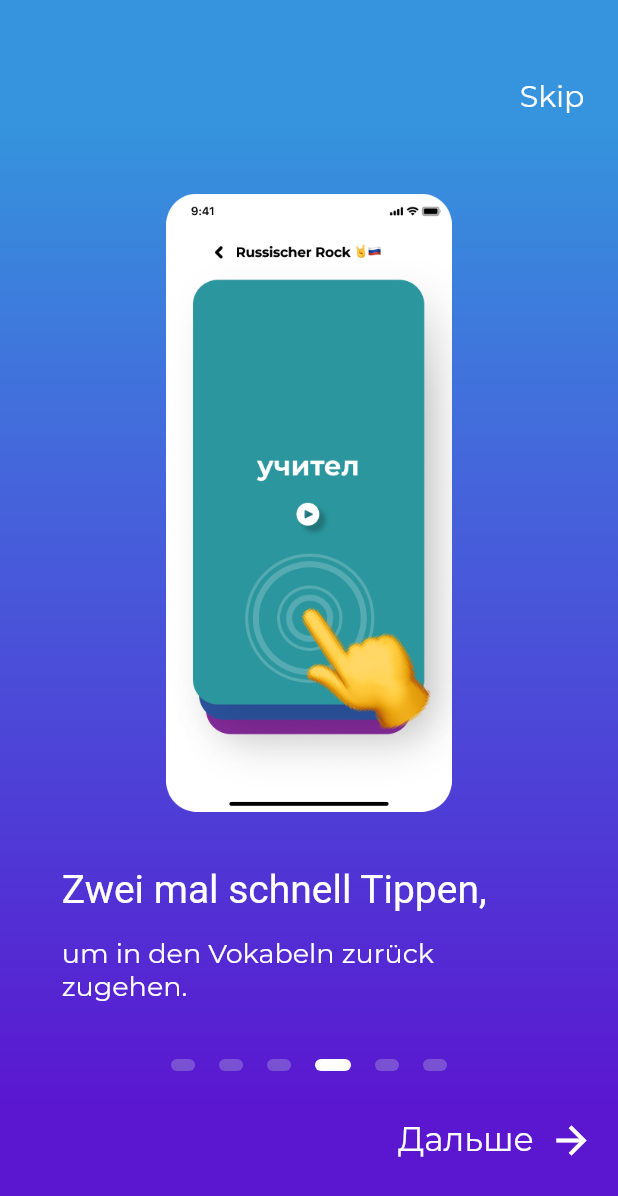
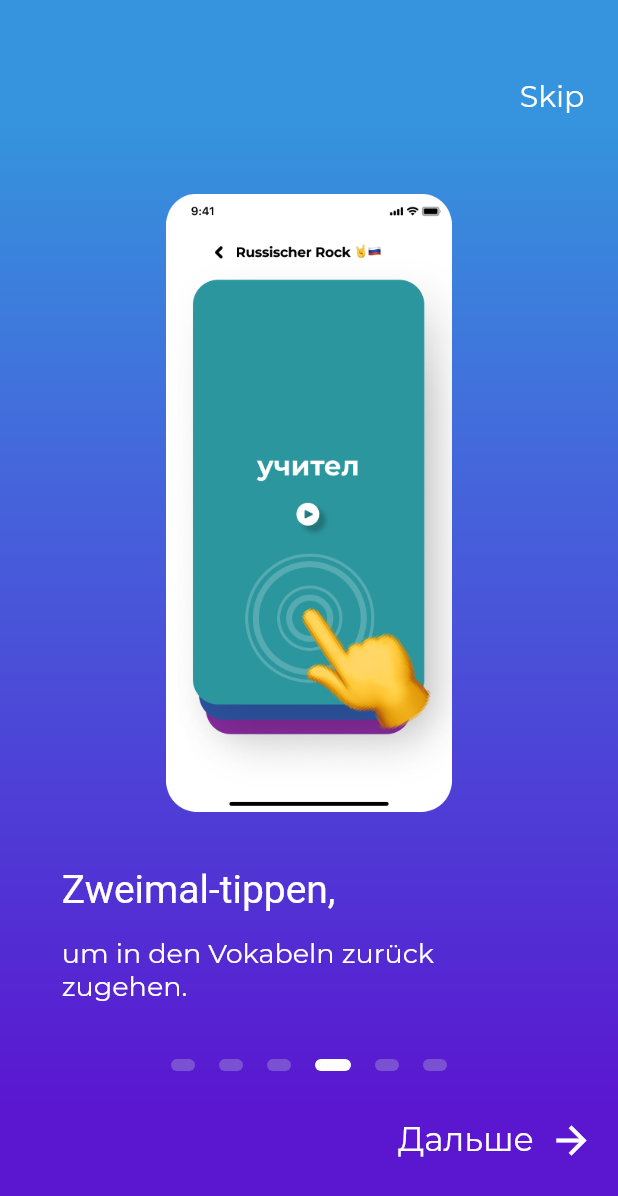
Before and after one commit to HannHank/Vocablii, a Flutter app: the screen it shows after launch, swiped to page 4, on a phone screen of 412 x 824 dp. Shown: the top 1196 px of the screen. Run offline on Flutter 3.47's test engine with Material 2 defaults, Android fonts, the phone set to English and light mode, and no system bars; our stand-ins replace assets_audio_player, cloud_firestore, firebase_auth, firebase_core, firebase_storage, flutter_markdown and 1 more; missing offline and left inert: autocomplete_textfield, flutter_statusbarcolor; accounts and stored records are empty; Roboto replaces fonts that are missing (CM Sans Serif); project files that could hold a hidden picture were left out.

Commit message:
changed onboard text

```diff
--- a/lib/pages/onboarding_screen.dart
+++ b/lib/pages/onboarding_screen.dart
@@ -158,7 +158,7 @@ class _OnboardingScreenState extends State<OnboardingScreen> {
                             ),
                             SizedBox(height: 30.0),
                             Text(
-                              'Lange drücken',
+                              'Lange-drücken,',
                               style: kTitleStyle,
                             ),
                             SizedBox(height: 15.0),
@@ -185,7 +185,7 @@ class _OnboardingScreenState extends State<OnboardingScreen> {
                             ),
                             SizedBox(height: 30.0),
                             Text(
-                              'Zwei mal schnell Tippen,',
+                              'Zweimal-tippen,',
                               style: kTitleStyle,
                             ),
                             SizedBox(height: 15.0),
@@ -212,7 +212,7 @@ class _OnboardingScreenState extends State<OnboardingScreen> {
                             ),
                             SizedBox(height: 30.0),
                             Text(
-                              'Tippe auf den Titel',
+                              'Tippe auf den Titel,',
                               style: kTitleStyle,
                             ),
                             SizedBox(height: 15.0),
```
